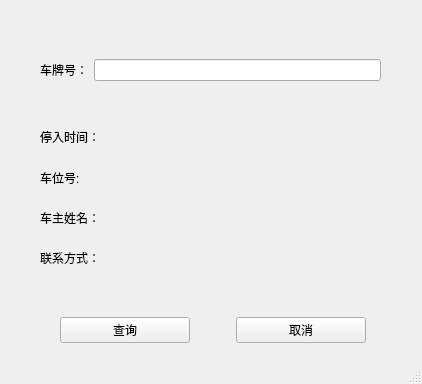
First picture: the form in searchwindow.ui, repository liangyiqiu/car_parking_console, before the edit.
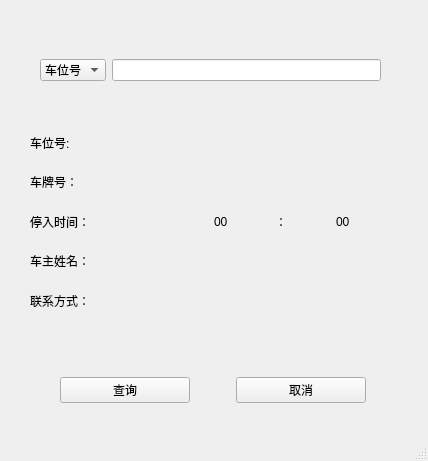
Second picture: the form after the edit.

```diff
--- a/searchwindow.ui
+++ b/searchwindow.ui
@@ -6,8 +6,8 @@
    <rect>
     <x>0</x>
     <y>0</y>
-    <width>422</width>
-    <height>384</height>
+    <width>428</width>
+    <height>461</height>
    </rect>
   </property>
   <property name="windowTitle">
@@ -25,10 +25,17 @@
     </property>
     <layout class="QHBoxLayout" name="horizontalLayout">
      <item>
-      <widget class="QLabel" name="label">
-       <property name="text">
-        <string>车牌号：</string>
-       </property>
+      <widget class="QComboBox" name="cbway">
+       <item>
+        <property name="text">
+         <string>车位号</string>
+        </property>
+       </item>
+       <item>
+        <property name="text">
+         <string>车牌号</string>
+        </property>
+       </item>
       </widget>
      </item>
      <item>
@@ -39,14 +46,21 @@
    <widget class="QWidget" name="gridLayoutWidget">
     <property name="geometry">
      <rect>
-      <x>40</x>
-      <y>120</y>
-      <width>339</width>
-      <height>155</height>
+      <x>30</x>
+      <y>126</y>
+      <width>361</width>
+      <height>191</height>
      </rect>
     </property>
     <layout class="QGridLayout" name="gridLayout">
-     <item row="1" column="0">
+     <item row="4" column="1">
+      <widget class="QLabel" name="lbphone">
+       <property name="text">
+        <string/>
+       </property>
+      </widget>
+     </item>
+     <item row="0" column="0">
       <widget class="QLabel" name="label_4">
        <property name="text">
         <string>车位号:</string>
@@ -54,13 +68,6 @@
       </widget>
      </item>
      <item row="2" column="0">
-      <widget class="QLabel" name="label_6">
-       <property name="text">
-        <string>车主姓名：</string>
-       </property>
-      </widget>
-     </item>
-     <item row="0" column="0">
       <widget class="QLabel" name="label_2">
        <property name="text">
         <string>停入时间：</string>
@@ -74,20 +81,34 @@
        </property>
       </widget>
      </item>
-     <item row="2" column="1">
-      <widget class="QLabel" name="label_7">
+     <item row="1" column="1">
+      <widget class="QLabel" name="lbcode">
        <property name="text">
         <string/>
        </property>
       </widget>
      </item>
      <item row="3" column="0">
+      <widget class="QLabel" name="label_6">
+       <property name="text">
+        <string>车主姓名：</string>
+       </property>
+      </widget>
+     </item>
+     <item row="4" column="0">
       <widget class="QLabel" name="label_8">
        <property name="text">
         <string>联系方式：</string>
        </property>
       </widget>
      </item>
+     <item row="1" column="0">
+      <widget class="QLabel" name="label">
+       <property name="text">
+        <string>车牌号：</string>
+       </property>
+      </widget>
+     </item>
      <item row="3" column="1">
       <widget class="QLabel" name="label_9">
        <property name="text">
@@ -95,12 +116,30 @@
        </property>
       </widget>
      </item>
-     <item row="1" column="1">
-      <widget class="QLabel" name="label_5">
-       <property name="text">
-        <string/>
-       </property>
-      </widget>
+     <item row="2" column="1">
+      <layout class="QHBoxLayout" name="horizontalLayout_4">
+       <item>
+        <widget class="QLabel" name="lbtimehour">
+         <property name="text">
+          <string>00</string>
+         </property>
+        </widget>
+       </item>
+       <item>
+        <widget class="QLabel" name="label_12">
+         <property name="text">
+          <string>：</string>
+         </property>
+        </widget>
+       </item>
+       <item>
+        <widget class="QLabel" name="lbtimemin">
+         <property name="text">
+          <string>00</string>
+         </property>
+        </widget>
+       </item>
+      </layout>
      </item>
     </layout>
    </widget>
@@ -108,7 +147,7 @@
     <property name="geometry">
      <rect>
       <x>60</x>
-      <y>290</y>
+      <y>350</y>
       <width>306</width>
       <height>80</height>
      </rect>
```
Left out of the diff: 8 changed lines with no effect on the pictures.
